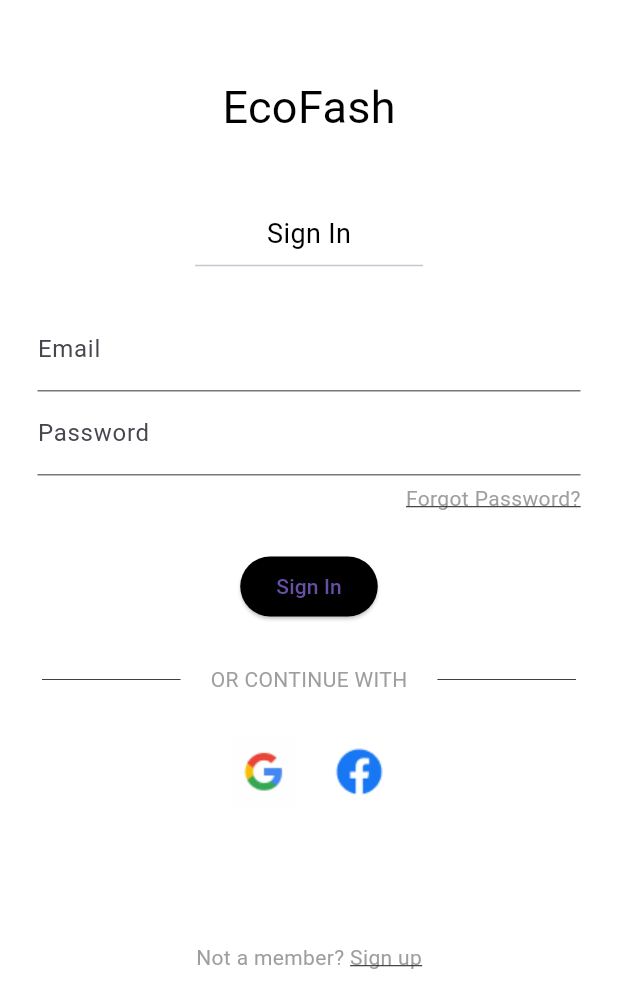
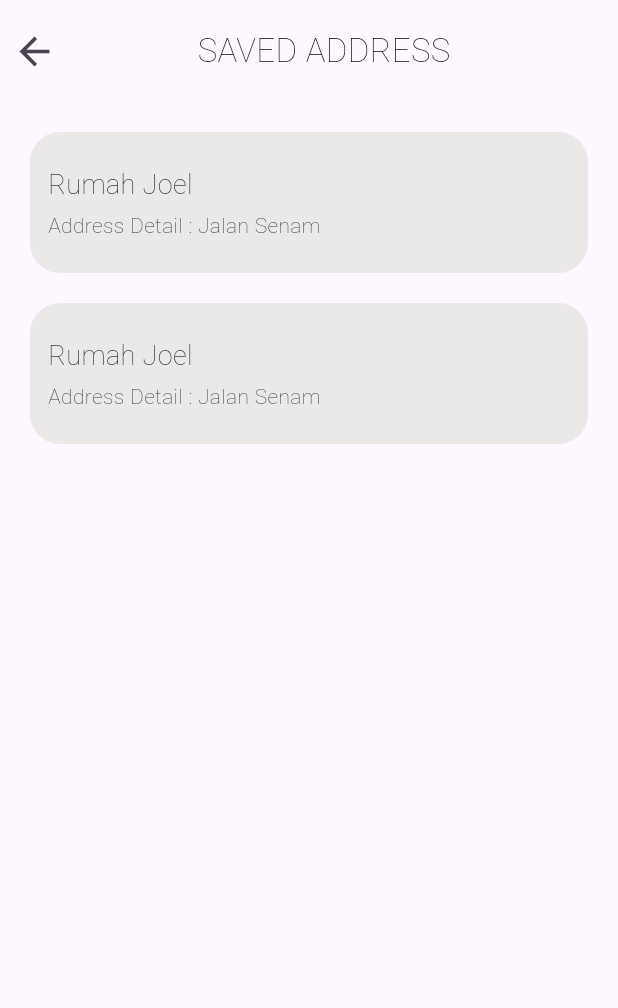
Before and after one commit to Qceww/EcoFash, a Flutter app: the screen it shows after launch, on a phone screen of 412 x 824 dp. Shown: the top 1008 px of the screen. Run offline on Flutter 3.47's test engine with Material 3 defaults, Android fonts, the phone set to English and light mode, and no system bars; our stand-ins replace audioplayers, google_fonts, video_player; missing offline and left inert: dart:ffi, flutter_barcode_scanner, qr_code_scanner.

Commit message:
addressPage

```diff
--- a/lib/main.dart
+++ b/lib/main.dart
@@ -1,3 +1,4 @@
+import 'package:figma/pages/address_page.dart';
 import 'package:figma/pages/blog_detailed_view.dart';
 import 'package:figma/pages/cart_page.dart';
 import 'package:figma/pages/order_page.dart';
@@ -7,6 +8,7 @@ import 'package:figma/pages/signin_page.dart';
 import 'package:figma/pages/cart_page.dart';
 import 'package:figma/pages/checkout_page.dart';
 import 'package:figma/pages/paymentSuccess.dart';
+import 'package:figma/widgets/address_widget.dart';
 import 'package:flutter/material.dart';
 
 void main() {
@@ -27,7 +29,7 @@ class _MyAppState extends State<MyApp> {
         debugShowCheckedModeBanner: false,
         title: 'Figma',
         theme: ThemeData(primarySwatch: Colors.blue),
-        home: SignInPage(),
+        home: AddressPage(),
         );
   }
 }
--- /dev/null
+++ b/lib/pages/address_page.dart
@@ -0,0 +1,72 @@
+import 'package:figma/widgets/address_widget.dart';
+import 'package:figma/widgets/widgets.dart';
+import 'package:flutter/material.dart';
+import 'package:google_fonts/google_fonts.dart';
+
+class AddressPage extends StatelessWidget {
+  final List<Address> addresses = [
+    Address(
+        addressId: 1, addressName: 'Rumah Joel', addressDetail: 'Jalan Senam'),
+    Address(
+        addressId: 1, addressName: 'Rumah Joel', addressDetail: 'Jalan Senam'),
+  ];
+  AddressPage({Key? key}) : super(key: key);
+
+  @override
+  Widget build(BuildContext context) {
+    return Scaffold(
+      body: SafeArea(
+        child: Center(
+          child: Column(
+            children: [
+              SizedBox(height: 10.0),
+              Row(
+                children: [
+                  Container(
+                    width: MediaQuery.of(context).size.width * 0.1,
+                    child: IconButton(
+                      onPressed: () {
+                        // Handle closing the cart
+                        Navigator.of(context).pop();
+                      },
+                      icon: Icon(
+                        Icons.arrow_back_sharp,
+                        size: 30,
+                      ),
+                    ),
+                  ),
+                  SizedBox(width: 10),
+                  Container(
+                    width: MediaQuery.of(context).size.width * 0.8,
+                    child: Center(
+                      child: Text(
+                        "SAVED ADDRESS",
+                        style: GoogleFonts.zenAntique(
+                          textStyle: const TextStyle(
+                            color: Colors.black,
+                            fontSize: 22,
+                            fontWeight: FontWeight.w200,
+                          ),
+                        ),
+                      ),
+                    ),
+                  ),
+                ],
+              ),
+              SizedBox(height: 20.0),
+              Expanded(
+                child: ListView.builder(
+                  itemCount: addresses.length,
+                  itemBuilder: (context, index) {
+                    final address = addresses[index];
+                    return AddressDetail(address: address);
+                  },
+                ),
+              ),
+            ],
+          ),
+        ),
+      ),
+    );
+  }
+}
--- /dev/null
+++ b/lib/widgets/address_widget.dart
@@ -0,0 +1,70 @@
+import 'package:flutter/material.dart';
+import 'package:google_fonts/google_fonts.dart';
+
+class Address {
+  int addressId;
+  String addressName;
+  String addressDetail;
+
+
+  Address(
+      {required this.addressId,
+      required this.addressName,
+      required this.addressDetail});
+}
+
+class AddressDetail extends StatelessWidget {
+  Address address;
+
+  AddressDetail({Key? key, required this.address})
+      : super(key: key);
+
+  @override
+  Widget build(BuildContext context) {
+    return Padding(
+      padding: const EdgeInsets.fromLTRB(20.0, 10.0, 20.0, 10.0),
+      child: Container(
+        width: MediaQuery.of(context).size.width * 0.875,
+        decoration: BoxDecoration(
+          color: Color.fromARGB(255, 235, 232, 232),
+          borderRadius: BorderRadius.circular(20.0),
+          border: Border.all(
+            color: Color.fromARGB(255, 235, 232, 232), // Apply baddress color based on status
+            width: 2.0,
+          ),
+        ),
+        child: Column(
+          crossAxisAlignment: CrossAxisAlignment.start,
+          children: [
+            Padding(
+              padding: const EdgeInsets.fromLTRB(10.0, 20.0, 10.0, 0.0),
+              child: Text(
+                address.addressName,
+                style: GoogleFonts.zenAntique(
+                  textStyle: const TextStyle(
+                    color: Colors.black,
+                    fontSize: 18,
+                    fontWeight: FontWeight.w200,
+                  ),
+                ),
+              ),
+            ),
+            Padding(
+              padding: const EdgeInsets.fromLTRB(10.0, 4.0, 10.0, 20.0),
+              child: Text(
+                "Address Detail : ${address.addressDetail}",
+                style: GoogleFonts.zenAntique(
+                  textStyle: const TextStyle(
+                    color: Colors.black,
+                    fontSize: 14,
+                    fontWeight: FontWeight.w200,
+                  ),
+                ),
+              ),
+            ),
+          ],
+        ),
+      ),
+    );
+  }
+}
```
